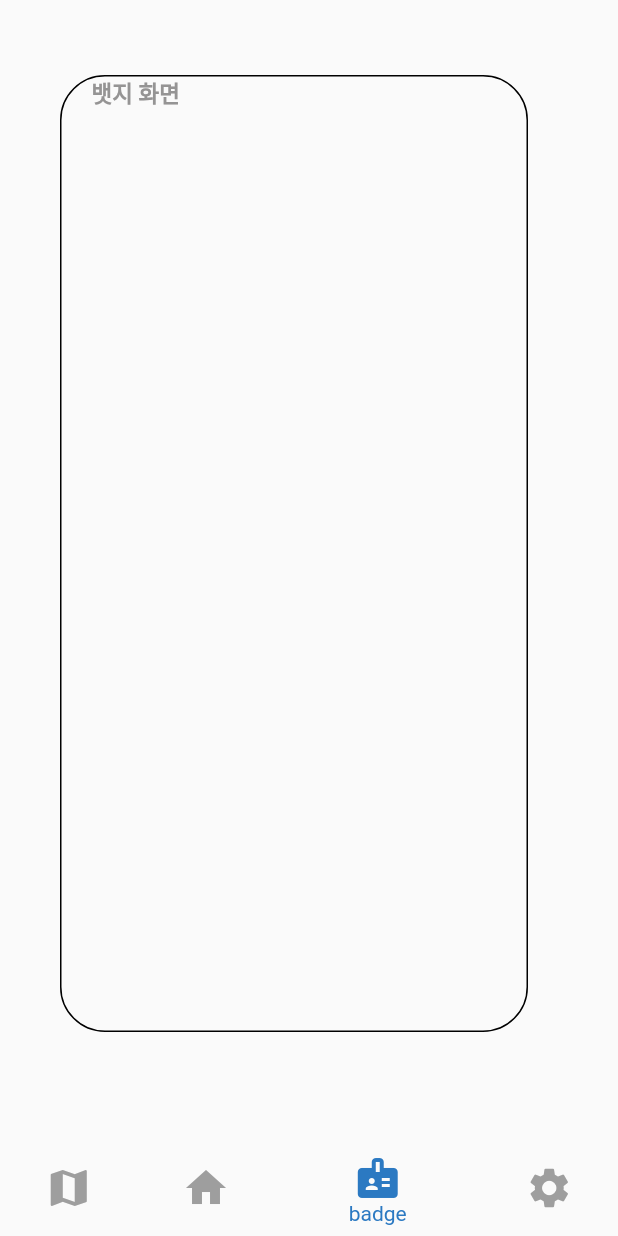
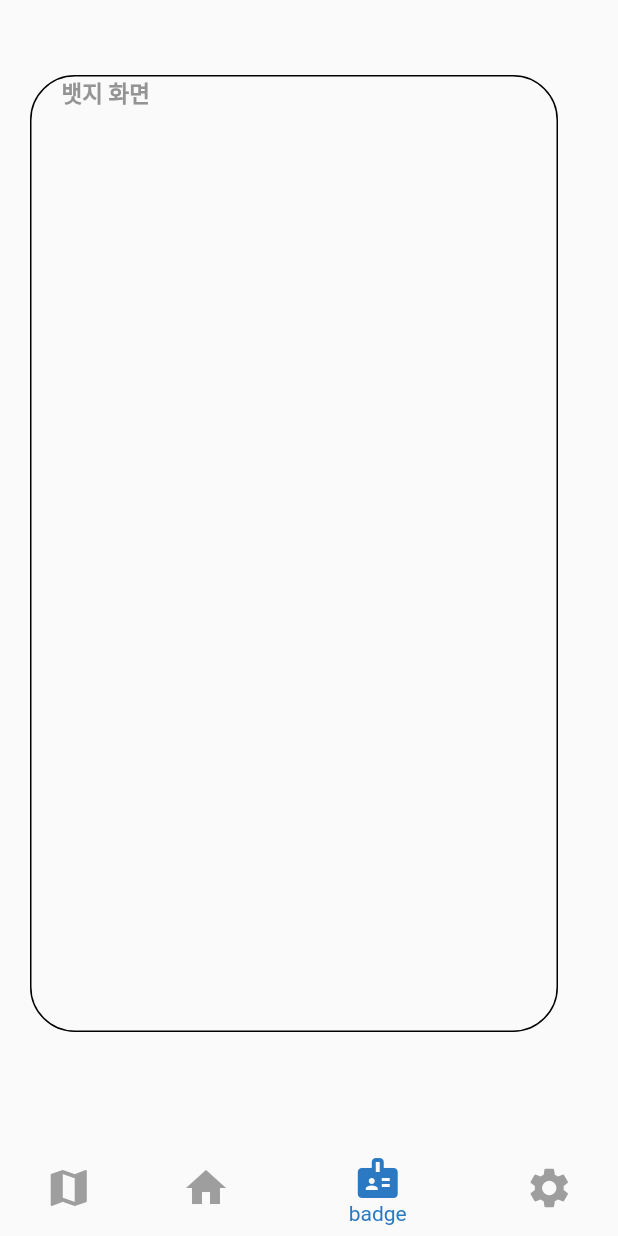
Before and after one commit to dmchoi02/transfer_subway, a Flutter app: the screen it shows after launch, item 3 of the bottom bar chosen, on a phone screen of 412 x 824 dp. Run offline on Flutter 3.47's test engine with Material 2 defaults, Android fonts, the phone set to English and light mode, and no system bars; Roboto replaces fonts that are missing (Font).

Commit message:
width size change, padding size change

```diff
--- a/transfer_subway/lib/Badges.dart
+++ b/transfer_subway/lib/Badges.dart
@@ -17,8 +17,8 @@ class _BadgesPageState extends State<BadgesPage> {
         padding: EdgeInsets.only(
           top: 50.0, // 위 패딩
           bottom: 30.0, // 아래 패딩
-          left: 40.0, // 왼쪽 패딩
-          right: 40.0, // 오른쪽 패딩
+          left: 20.0, // 왼쪽 패딩
+          right: 20.0, // 오른쪽 패딩
         ),
         child: Column(
           children: [
@@ -27,7 +27,7 @@ class _BadgesPageState extends State<BadgesPage> {
                 left: 20.0, // 왼쪽 패딩
                 right: 20.0,
               ),
-              width: 312.0,
+              width: 352.0,
               height: 638,
               decoration: BoxDecoration(
                 borderRadius: BorderRadius.only(
--- a/transfer_subway/lib/Game.dart
+++ b/transfer_subway/lib/Game.dart
@@ -16,8 +16,8 @@ class _GamePageState extends State<GamePage> {
         padding: EdgeInsets.only(
           top: 50.0, // 위 패딩
           bottom: 30.0, // 아래 패딩
-          left: 40.0, // 왼쪽 패딩
-          right: 40.0, // 오른쪽 패딩
+          left: 20.0, // 왼쪽 패딩
+          right: 20.0, // 오른쪽 패딩
         ),
         child: Column(
           children: [
@@ -26,7 +26,7 @@ class _GamePageState extends State<GamePage> {
                 left: 20.0, // 왼쪽 패딩
                 right: 20.0,
               ),
-              width: 312.0,
+              width: 352.0,
               height: 638,
               decoration: BoxDecoration(
                 borderRadius: BorderRadius.only(
--- a/transfer_subway/lib/MyWidget.dart
+++ b/transfer_subway/lib/MyWidget.dart
@@ -6,7 +6,7 @@ Widget offPathView = Container(
     left: 20.0, // 왼쪽 패딩
     right: 20.0,
   ),
-  width: 312.0,
+  width: 352.0,
   height: 108.0,
   child: Row(
     mainAxisAlignment: MainAxisAlignment.center, // 수직 가운데 정렬
--- a/transfer_subway/lib/Settings.dart
+++ b/transfer_subway/lib/Settings.dart
@@ -17,8 +17,8 @@ class _SettingsPageState extends State<SettingsPage> {
         padding: EdgeInsets.only(
           top: 50.0, // 위 패딩
           bottom: 30.0, // 아래 패딩
-          left: 40.0, // 왼쪽 패딩
-          right: 40.0, // 오른쪽 패딩
+          left: 20.0, // 왼쪽 패딩
+          right: 20.0, // 오른쪽 패딩
         ),
         child: Column(
           children: [
@@ -27,7 +27,7 @@ class _SettingsPageState extends State<SettingsPage> {
                 left: 20.0, // 왼쪽 패딩
                 right: 20.0,
               ),
-              width: 312.0,
+              width: 352.0,
               height: 638,
               decoration: BoxDecoration(
                 borderRadius: BorderRadius.only(
--- a/transfer_subway/lib/SubwayMap.dart
+++ b/transfer_subway/lib/SubwayMap.dart
@@ -17,8 +17,8 @@ class _SubwayMapPageState extends State<SubwayMapPage> {
         padding: EdgeInsets.only(
           top: 50.0, // 위 패딩
           bottom: 30.0, // 아래 패딩
-          left: 40.0, // 왼쪽 패딩
-          right: 40.0, // 오른쪽 패딩
+          left: 20.0, // 왼쪽 패딩
+          right: 20.0, // 오른쪽 패딩
         ),
         child: Column(
           children: [
@@ -27,7 +27,7 @@ class _SubwayMapPageState extends State<SubwayMapPage> {
                 left: 20.0, // 왼쪽 패딩
                 right: 20.0,
               ),
-              width: 312.0,
+              width: 352.0,
               height: 638,
               decoration: BoxDecoration(
                 borderRadius: BorderRadius.only(
--- a/transfer_subway/lib/main.dart
+++ b/transfer_subway/lib/main.dart
@@ -2,8 +2,8 @@
 import 'imports.dart';
 
 // 화면의 사이즈는 392x783 고정 (기존 figma 디자인 360 x 800이라서 코딩시 조절이 필요함)
-// 가로 여백은 40, 여백 사이 컨테이너는 312로 고정
-// 세로 여백은 위50, 아래30 그대로하고 맨아래 컨테이너만 17 줄이기(자세한건 main.dart 컨테이너 사이즈 보면서 확인)
+// size는 조정하지 마세용 (추후에 디자인 수정 예정)
+//
 // 안드로이드 에뮬레이터 실행시 1080x2240 5.6인치로 설정
 // 변수 이름은 상수를 제외하고 모두 낙타 표기법(Camel Case) 사용 ex. printImage, printAll
 
@@ -63,8 +63,8 @@ class _MyAppState extends State<MyApp> {
           padding: EdgeInsets.only(
             top: 50.0, // 위 패딩
             bottom: 30.0, // 아래 패딩
-            left: 40.0, // 왼쪽 패딩
-            right: 40.0, // 오른쪽 패딩
+            left: 20.0, // 왼쪽 패딩
+            right: 20.0, // 오른쪽 패딩
           ),
           child: Column(
             children: [
@@ -79,7 +79,7 @@ class _MyAppState extends State<MyApp> {
                     left: 20.0,
                     right: 20.0,
                   ),
-                  width: 312.0, // 가로 길이
+                  width: 352.0, // 가로 길이
                   height: 50.0, // 세로 길이
 
                   // 박스 스타일 설정
@@ -126,7 +126,7 @@ class _MyAppState extends State<MyApp> {
                   left: 20.0,
                   right: 20.0,
                 ),
-                width: 312.0,
+                width: 352.0,
                 height: 108.0,
                 decoration: BoxDecoration(
                   border: Border.all(color: Colors.black),
@@ -162,7 +162,7 @@ class _MyAppState extends State<MyApp> {
 
               // 3번째 박스
               Container(
-                width: 312.0,
+                width: 352.0,
                 height: 460.0,
                 decoration: BoxDecoration(
                   borderRadius: BorderRadius.only(
```
Also changed, not shown: transfer_subway/lib/PathSet.dart (+5 -5 lines).
